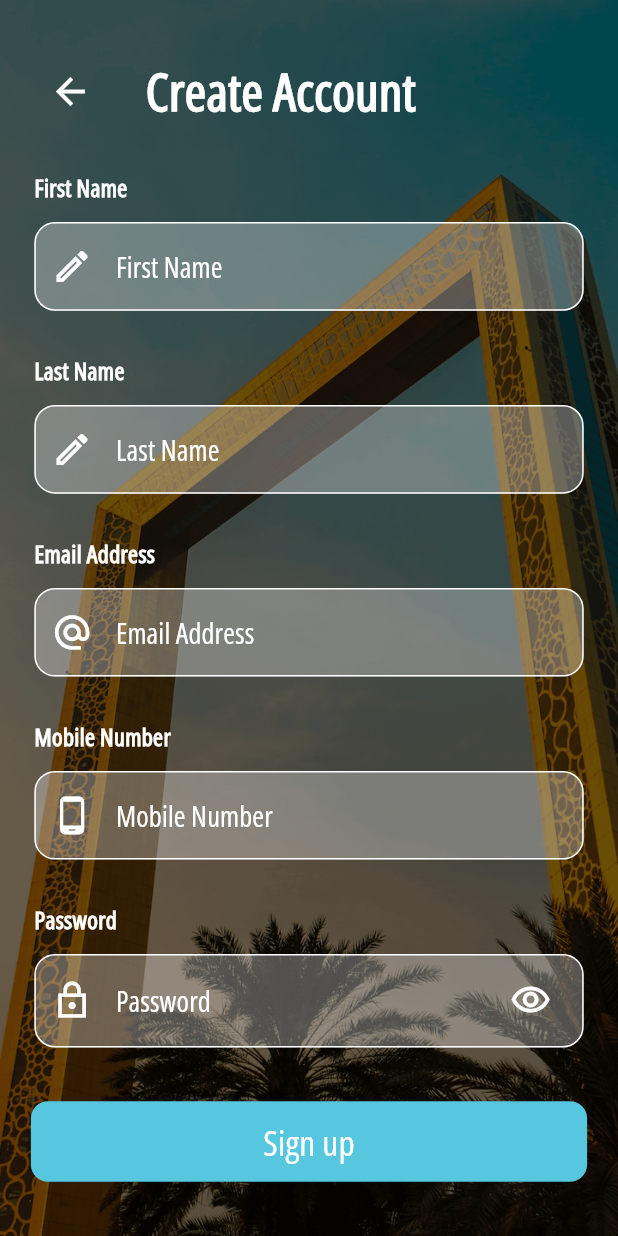
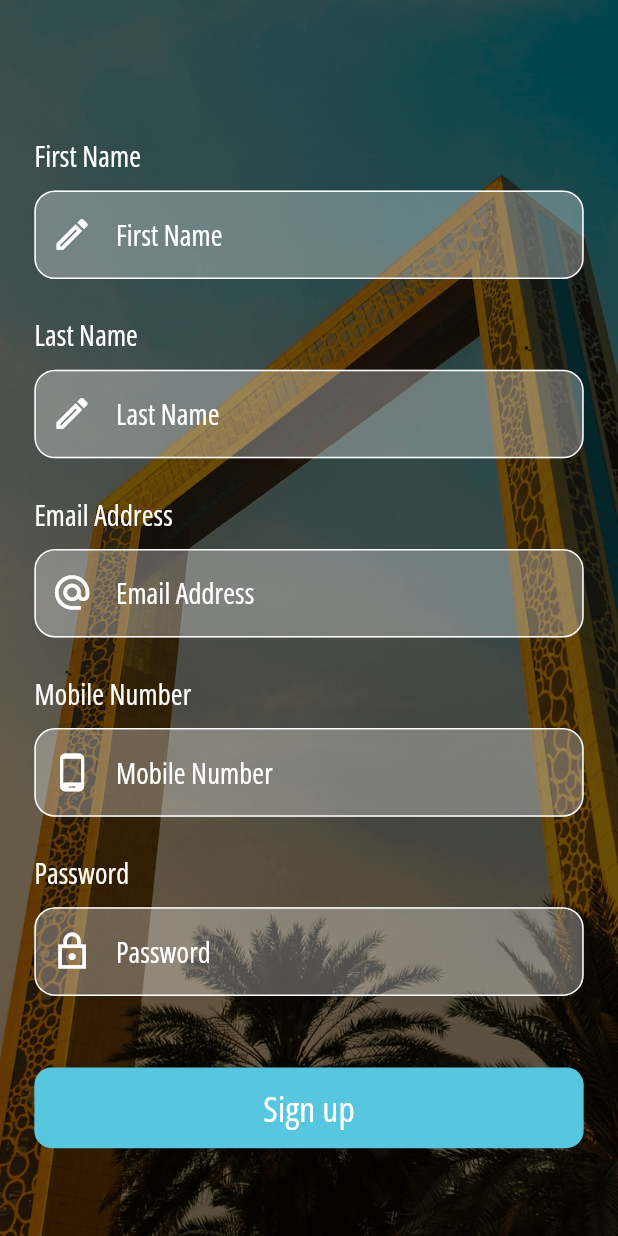
Before and after one commit to HusseinMohamed99/TRIPSO, a Flutter app: the screen it shows after launch, after a tap on "Sign up", on a phone screen of 412 x 824 dp. Run offline on Flutter 3.47's test engine with Material 3 defaults, Android fonts, the phone set to English and light mode, and no system bars; our stand-ins replace cached_network_image, carousel_slider, cloud_firestore, connectivity_plus, equatable, firebase_auth and 16 more; accounts and stored records are empty.

Commit message:
Refactor SignUpScreen and update validation messages
Refactor the SignUpScreen to use SignUpInputField and SignUpButton widgets for better modularity. Update validation messages in ValidationManager for more clarity and correctness. Ensure SignUpCubit is properly initialized and used in the SignUpScreen.

```diff
--- a/lib/core/helpers/export_manager/export_manager.dart
+++ b/lib/core/helpers/export_manager/export_manager.dart
@@ -12,7 +12,7 @@ import 'package:tripso/core/styles/asset_path.dart';
 import 'package:tripso/core/styles/font_family.dart';
 import 'package:tripso/core/styles/theme.dart';
 import 'package:tripso/features/Auth/sign_in/logic/sign_in_state.dart';
-import 'package:tripso/features/Auth/sign_up/sign_up_screen.dart';
+import 'package:tripso/features/Auth/sign_up/views/sign_up_screen.dart';
 import 'package:tripso/features/explore/explore.dart';
 import 'package:tripso/features/historical_city/historical_city.dart';
 import 'package:tripso/features/home/home_screen.dart';
@@ -34,6 +34,7 @@ import 'package:tripso/layout/layout.dart';
 import 'package:tripso/shared/components/buttons.dart';
 import 'package:tripso/shared/components/sized_box.dart';
 import 'package:tripso/shared/components/text_form_field.dart';
+import 'package:tripso/shared/cubit/signUpCubit/sign_up_cubit.dart';
 import 'package:tripso/shared/cubit/tripsoCubit/tripso_cubit.dart';
 import 'package:tripso/shared/cubit/tripsoCubit/tripso_state.dart';
 import 'package:tripso/shared/cubit/weatherCubit/weather_cubit.dart';
@@ -72,3 +73,6 @@ part './../validations/validation_manager.dart';
 part './../value_manager/margin_helper.dart';
 part './../value_manager/padding_helper.dart';
 part './../value_manager/size_helper.dart';
+
+part './../../../features/Auth/sign_up/widgets/sign_up_input_field.dart';
+part './../../../features/Auth/sign_up/widgets/sign_up_button.dart';
--- a/lib/core/helpers/validations/validation_manager.dart
+++ b/lib/core/helpers/validations/validation_manager.dart
@@ -15,13 +15,14 @@ class ValidationManager {
 
   static String? phoneValidator(String? phone) {
     if (phone == null || phone.isEmpty || phone.trim().isEmpty) {
-      return ValidationMessage.phoneValid;
+      return 'Please enter a valid phone number.';
     }
+    phone = phone.trim(); // Trim whitespace
     RegExp regex = RegExp(r'^(010|011|012|015)[0-9]{8}$');
     if (!regex.hasMatch(phone)) {
-      return 'ValidationMessage';
+      return 'Invalid phone number. Must be 11 digits starting with 010, 011, 012, or 015.';
     }
-    return null;
+    return null; // Valid phone number
   }
 
   static String? emailValidator(String? value) {
--- a/lib/core/routing/app_router.dart
+++ b/lib/core/routing/app_router.dart
@@ -30,7 +30,10 @@ class AppRouters {
         );
       case Routes.signUpScreen:
         return MaterialPageRoute(
-          builder: (_) => SignUpScreen(),
+          builder: (_) => BlocProvider(
+            create: (context) => SignUpCubit(),
+            child: SignUpScreen(),
+          ),
         );
       case Routes.forgetPassword:
         return MaterialPageRoute(
--- a/lib/features/Auth/sign_in/views/sign_in_screen.dart
+++ b/lib/features/Auth/sign_in/views/sign_in_screen.dart
@@ -41,8 +41,9 @@ class SignInScreen extends StatelessWidget {
                   child: CustomScrollView(
                     slivers: [
                       SliverToBoxAdapter(
-                        child:
-                            Center(child: InputField(signInCubit: signInCubit)),
+                        child: Center(
+                          child: InputField(signInCubit: signInCubit),
+                        ),
                       ),
                       SliverToBoxAdapter(child: ForgetPasswordButton()),
                       SliverToBoxAdapter(child: Space(width: 0, height: 20)),
--- a/lib/features/Auth/sign_up/sign_up_screen.dart
+++ /dev/null
@@ -1,286 +0,0 @@
-import 'package:flutter/material.dart';
-import 'package:flutter_bloc/flutter_bloc.dart';
-import 'package:flutter_screenutil/flutter_screenutil.dart';
-import 'package:tripso/core/helpers/export_manager/export_manager.dart';
-import 'package:tripso/core/styles/asset_path.dart';
-import 'package:tripso/features/home/home_screen.dart';
-import 'package:tripso/shared/adaptive/dialog.dart';
-import 'package:tripso/shared/components/app_bar.dart';
-import 'package:tripso/shared/components/buttons.dart';
-import 'package:tripso/shared/components/navigator.dart';
-import 'package:tripso/shared/components/scrollable_form.dart';
-import 'package:tripso/shared/components/sized_box.dart';
-import 'package:tripso/shared/components/text_form_field.dart';
-import 'package:tripso/shared/components/toast.dart';
-import 'package:tripso/shared/constants/constants.dart';
-import 'package:tripso/shared/cubit/SignUpCubit/sign_up_state.dart';
-import 'package:tripso/shared/cubit/signUpCubit/sign_up_cubit.dart';
-import 'package:tripso/shared/cubit/tripsoCubit/tripso_cubit.dart';
-import 'package:tripso/shared/network/cache_helper.dart';
-
-class SignUpScreen extends StatelessWidget {
-  static const String routeName = 'sign_up_screen';
-
-  const SignUpScreen({super.key});
-
-  @override
-  Widget build(BuildContext context) {
-    var formKey = GlobalKey<FormState>();
-    var userFirstNameController = TextEditingController();
-    var userLastNameController = TextEditingController();
-    var emailController = TextEditingController();
-    var passwordController = TextEditingController();
-    var phoneController = TextEditingController();
-    return BlocProvider(
-      create: (BuildContext context) => SignUpCubit(),
-      child:
-          BlocConsumer<SignUpCubit, SignUpStates>(listener: (context, state) {
-        if (state is SignUpSuccessState) {
-          MyDialog.showLoadingDialog(context, 'SignUp is successfully');
-        }
-        if (state is UserCreateSuccessState) {
-          showToast(text: 'Sign Up Successfully', state: ToastStates.success);
-          MyDialog.showLoadingDialog(context, 'SignUp is successfully');
-          CacheHelper.saveData(value: state.uid, key: 'uId').then((value) {
-            uId = state.uid;
-            TripsoCubit.get(context).getUserData();
-            navigateAndFinish(context, routeName: CitiesScreen.routeName);
-          });
-        } else if (state is SignUpErrorState) {
-          MyDialog.showLoadingDialog(context, 'SignUp is Error');
-          MyDialog.hideDialog(context);
-          MyDialog.showMessage(
-            context,
-            state.error,
-            negActionTitle: 'Cancel',
-            negAction: () {
-              Navigator.pop(context);
-            },
-          );
-        }
-      }, builder: (context, state) {
-        return Container(
-          alignment: Alignment.center,
-          decoration: const BoxDecoration(
-            image: DecorationImage(
-              image: AssetImage(AssetPath.signUPImage),
-              fit: BoxFit.fill,
-            ),
-          ),
-          child: Scaffold(
-            backgroundColor: Colors.transparent,
-            appBar: secondaryAppBar(),
-            body: CustomScrollableForm(
-              child: Form(
-                key: formKey,
-                child: Column(
-                  crossAxisAlignment: CrossAxisAlignment.start,
-                  mainAxisAlignment: MainAxisAlignment.center,
-                  children: [
-                    Padding(
-                      padding: const EdgeInsets.symmetric(horizontal: 20.0).r,
-                      child: Row(
-                        children: [
-                          IconButton(
-                            onPressed: () {
-                              pop(context);
-                            },
-                            icon: Icon(
-                              Icons.arrow_back,
-                              size: 25.sp,
-                              color: ColorsManager.whiteColor,
-                            ),
-                          ),
-                          Space(width: 20.w, height: 0.h),
-                          Text(
-                            'Create Account',
-                            style: TextStyle(
-                                fontSize: 30.sp,
-                                color: ColorsManager.whiteColor,
-                                fontWeight: FontWeight.bold),
-                          ),
-                        ],
-                      ),
-                    ),
-                    Space(width: 0.w, height: 20.h),
-                    Column(
-                      crossAxisAlignment: CrossAxisAlignment.center,
-                      mainAxisAlignment: MainAxisAlignment.center,
-                      children: [
-                        Padding(
-                          padding: const EdgeInsets.symmetric(horizontal: 20).r,
-                          child: Column(
-                            crossAxisAlignment: CrossAxisAlignment.start,
-                            mainAxisAlignment: MainAxisAlignment.center,
-                            children: [
-                              Text(
-                                'First Name',
-                                style: TextStyle(
-                                  color: ColorsManager.whiteColor,
-                                  fontSize: 14.sp,
-                                  fontWeight: FontWeight.w600,
-                                ),
-                              ),
-                              Space(width: 0.w, height: 8.h),
-                              DefaultTextFormField(
-                                color:
-                                    ColorsManager.whiteColor.withOpacity(0.3),
-                                context: context,
-                                controller: userFirstNameController,
-                                keyboardType: TextInputType.name,
-                                validate: (String? value) {
-                                  if (value!.trim().isEmpty ||
-                                      value.length < 3) {
-                                    return 'First Name is Required';
-                                  }
-                                  return null;
-                                },
-                                prefix: Icons.edit_outlined,
-                                hint: 'First Name',
-                              ),
-                              Space(width: 0.w, height: 20.h),
-                              Text(
-                                'Last Name',
-                                style: TextStyle(
-                                  color: ColorsManager.whiteColor,
-                                  fontSize: 14.sp,
-                                  fontWeight: FontWeight.w600,
-                                ),
-                              ),
-                              Space(width: 0.w, height: 8.h),
-                              DefaultTextFormField(
-                                color:
-                                    ColorsManager.whiteColor.withOpacity(0.3),
-                                context: context,
-                                controller: userLastNameController,
-                                keyboardType: TextInputType.name,
-                                validate: (String? value) {
-                                  if (value!.trim().isEmpty ||
-                                      value.length < 3) {
-                                    return 'Last Name is Required';
-                                  }
-                                  return null;
-                                },
-                                prefix: Icons.edit_outlined,
-                                hint: 'Last Name',
-                              ),
-                              Space(width: 0.w, height: 20.h),
-                              Text(
-                                'Email Address',
-                                style: TextStyle(
-                                  color: ColorsManager.whiteColor,
-                                  fontSize: 14.sp,
-                                  fontWeight: FontWeight.w600,
-                                ),
-                              ),
-                              Space(width: 0.w, height: 8.h),
-                              DefaultTextFormField(
-                                color:
-                                    ColorsManager.whiteColor.withOpacity(0.3),
-                                context: context,
-                                controller: emailController,
-                                keyboardType: TextInputType.emailAddress,
-                                validate: (String? value) {
-                                  if (value!.trim().isEmpty ||
-                                      value.length < 16) {
-                                    return 'Sorry, your mail must be\n between 16 and 30 characters long.';
-                                  }
-                                  return null;
-                                },
-                                prefix: Icons.alternate_email,
-                                hint: 'Email Address',
-                              ),
-                              Space(width: 0.w, height: 20.h),
-                              Text(
-                                'Mobile Number',
-                                style: TextStyle(
-                                  color: ColorsManager.whiteColor,
-                                  fontSize: 14.sp,
-                                  fontWeight: FontWeight.w600,
-                                ),
-                              ),
-                              Space(width: 0.w, height: 8.h),
-                              DefaultTextFormField(
-                                color:
-                                    ColorsManager.whiteColor.withOpacity(0.3),
-                                context: context,
-                                controller: phoneController,
-                                keyboardType: TextInputType.phone,
-                                validate: (String? value) {
-                                  if (value!.trim().isEmpty ||
-                                      value.length < 11 ||
-                                      value.length > 11) {
-                                    return 'An Egyptian phone number consisting of 11 digits';
-                                  }
-                                  return null;
-                                },
-                                prefix: Icons.phone_android,
-                                hint: 'Mobile Number',
-                              ),
-                              Space(width: 0.w, height: 20.h),
-                              Text(
-                                'Password',
-                                style: TextStyle(
-                                  color: ColorsManager.whiteColor,
-                                  fontSize: 14.sp,
-                                  fontWeight: FontWeight.w600,
-                                ),
-                              ),
-                              Space(width: 0.w, height: 8.h),
-                              DefaultTextFormField(
-                                color:
-                                    ColorsManager.whiteColor.withOpacity(0.3),
-                                context: context,
-                                obscuringCharacter: '*',
-                                controller: passwordController,
-                                keyboardType: TextInputType.visiblePassword,
-                                validate: (String? value) {
-                                  RegExp regex = RegExp(
-                                      r'^(?=.*?[A-Z])(?=.*?[a-z])(?=.*?[0-9])(?=.*?[!@#+/%^=_$&*~]).{8,}$');
-                                  if (value!.trim().isEmpty ||
-                                      value.trim().length < 8 ||
-                                      !regex.hasMatch(value)) {
-                                    return 'Uppercase and lowercase letters,\nnumbers and signs, and not less than 8 letters';
-                                  }
-                                  return null;
-                                },
-                                prefix: Icons.lock_outline_sharp,
-                                suffix: SignUpCubit.get(context).suffix,
-                                isPassword: SignUpCubit.get(context).isPassword,
-                                suffixPressed: () {
-                                  SignUpCubit.get(context).showPassword();
-                                },
-                                hint: 'Password',
-                              ),
-                            ],
-                          ),
-                        ),
-                        Space(width: 0.w, height: 30),
-                        DefaultMaterialButton(
-                          context: context,
-                          function: () {
-                            if (formKey.currentState!.validate()) {
-                              SignUpCubit.get(context).userSignUp(
-                                email: emailController.text,
-                                phone: phoneController.text,
-                                password: passwordController.text,
-                                firstName: userFirstNameController.text,
-                                lastName: userLastNameController.text,
-                              );
-                            }
-                          },
-                          text: 'Sign up',
-                          color: ColorsManager.primaryColor,
-                        ),
-                      ],
-                    ),
-                  ],
-                ),
-              ),
-            ),
-          ),
-        );
-      }),
-    );
-  }
-}
--- /dev/null
+++ b/lib/features/Auth/sign_up/views/sign_up_screen.dart
@@ -0,0 +1,79 @@
+import 'package:flutter/material.dart';
+import 'package:flutter_bloc/flutter_bloc.dart';
+import 'package:tripso/core/helpers/export_manager/export_manager.dart';
+import 'package:tripso/core/styles/asset_path.dart';
+import 'package:tripso/shared/adaptive/dialog.dart';
+import 'package:tripso/shared/components/sized_box.dart';
+import 'package:tripso/shared/components/toast.dart';
+import 'package:tripso/shared/cubit/SignUpCubit/sign_up_state.dart';
+import 'package:tripso/shared/cubit/signUpCubit/sign_up_cubit.dart';
+
+class SignUpScreen extends StatelessWidget {
+  static const String routeName = 'sign_up_screen';
+
+  const SignUpScreen({super.key});
+
+  @override
+  Widget build(BuildContext context) {
+    final signUpCubit = context.read<SignUpCubit>();
+    return BlocConsumer<SignUpCubit, SignUpStates>(listener: (context, state) {
+      if (state is SignUpSuccessState) {
+        MyDialog.showLoadingDialog(context, 'SignUp is successfully');
+      }
+      if (state is UserCreateSuccessState) {
+        showToast(text: 'Sign Up Successfully', state: ToastStates.success);
+        // MyDialog.showLoadingDialog(context, 'SignUp is successfully');
+        // CacheHelper.saveData(value: state.uid, key: 'uId').then((value) {
+        //   uId = state.uid;
+        //   TripsoCubit.get(context).getUserData();
+        //   navigateAndFinish(context, routeName: CitiesScreen.routeName);
+        // });
+      } else if (state is SignUpErrorState) {
+        MyDialog.showLoadingDialog(context, 'SignUp is Error');
+        MyDialog.hideDialog(context);
+        MyDialog.showMessage(
+          context,
+          state.error,
+          negActionTitle: 'Cancel',
+          negAction: () {
+            Navigator.pop(context);
+          },
+        );
+      }
+    }, builder: (context, state) {
+      return Container(
+        alignment: Alignment.center,
+        decoration: const BoxDecoration(
+          image: DecorationImage(
+            image: AssetImage(AssetPath.signUPImage),
+            fit: BoxFit.fill,
+          ),
+        ),
+        child: Scaffold(
+          backgroundColor: Colors.transparent,
+          body: Center(
+            child: SizedBox(
+              width: double.infinity,
+              height: context.height * .9,
+              child: Form(
+                key: signUpCubit.formKey,
+                child: CustomScrollView(
+                  slivers: [
+                    SliverToBoxAdapter(
+                      child: Center(
+                        child: SignUpInputField(signUpCubit: signUpCubit),
+                      ),
+                    ),
+                    SliverToBoxAdapter(child: Space(width: 0, height: 20)),
+                    SliverToBoxAdapter(
+                        child: SignUpButton(signUpCubit: signUpCubit)),
+                  ],
+                ).allPadding(hPadding: 20),
+              ),
+            ),
+          ),
+        ),
+      );
+    });
+  }
+}
--- /dev/null
+++ b/lib/features/Auth/sign_up/widgets/sign_up_button.dart
@@ -0,0 +1,25 @@
+part of './../../../../core/helpers/export_manager/export_manager.dart';
+
+class SignUpButton extends StatelessWidget {
+  const SignUpButton({super.key, required this.signUpCubit});
+  final SignUpCubit signUpCubit;
+  @override
+  Widget build(BuildContext context) {
+    return DefaultMaterialButton(
+      context: context,
+      function: () {
+        if (signUpCubit.formKey.currentState!.validate()) {
+          signUpCubit.userSignUp(
+            email: signUpCubit.emailController.text,
+            phone: signUpCubit.phoneController.text,
+            password: signUpCubit.passwordController.text,
+            firstName: signUpCubit.userFirstNameController.text,
+            lastName: signUpCubit.userLastNameController.text,
+          );
+        }
+      },
+      text: 'Sign up',
+      color: ColorsManager.primaryColor,
+    );
+  }
+}
--- /dev/null
+++ b/lib/features/Auth/sign_up/widgets/sign_up_input_field.dart
@@ -0,0 +1,122 @@
+part of './../../../../core/helpers/export_manager/export_manager.dart';
+
+class SignUpInputField extends StatelessWidget {
+  const SignUpInputField({
+    super.key,
+    required this.signUpCubit,
+  });
+
+  final SignUpCubit signUpCubit;
+
+  @override
+  Widget build(BuildContext context) {
+    return Column(
+      crossAxisAlignment: CrossAxisAlignment.start,
+      mainAxisAlignment: MainAxisAlignment.center,
+      children: [
+        Space(height: context.height * .05, width: 0),
+        SignUpTitleField(
+          title: 'First Name',
+        ),
+        SignUpFormField(
+          hint: 'First Name',
+          prefix: Icons.edit_outlined,
+          keyboardType: TextInputType.name,
+          validate: (String? value) {
+            return ValidationManager.displayNameValidator(value);
+          },
+          controller: signUpCubit.userFirstNameController,
+        ),
+        SignUpTitleField(title: 'Last Name'),
+        SignUpFormField(
+          hint: 'Last Name',
+          prefix: Icons.edit_outlined,
+          keyboardType: TextInputType.name,
+          validate: (String? value) {
+            return ValidationManager.displayNameValidator(value);
+          },
+          controller: signUpCubit.userLastNameController,
+        ),
+        SignUpTitleField(title: 'Email Address'),
+        SignUpFormField(
+          hint: 'Email Address',
+          prefix: Icons.alternate_email,
+          keyboardType: TextInputType.emailAddress,
+          validate: (String? value) {
+            return ValidationManager.emailValidator(value);
+          },
+          controller: signUpCubit.emailController,
+        ),
+        SignUpTitleField(title: 'Mobile Number'),
+        SignUpFormField(
+          hint: 'Mobile Number',
+          controller: signUpCubit.phoneController,
+          prefix: Icons.phone_android,
+          keyboardType: TextInputType.phone,
+          validate: (String? value) {
+            return ValidationManager.phoneValidator(value);
+          },
+        ),
+        SignUpTitleField(title: 'Password'),
+        SignUpFormField(
+          hint: 'Password',
+          prefix: Icons.lock_outline_sharp,
+          controller: signUpCubit.passwordController,
+          keyboardType: TextInputType.visiblePassword,
+          validate: (String? value) {
+            return ValidationManager.passwordValidator(value);
+          },
+        ),
+      ],
+    );
+  }
+}
+
+class SignUpFormField extends StatelessWidget {
+  const SignUpFormField({
+    super.key,
+    required this.hint,
+    required this.prefix,
+    this.keyboardType,
+    required this.validate,
+    required this.controller,
+  });
+
+  final String hint;
+  final IconData prefix;
+  final TextInputType? keyboardType;
+  final String? Function(String?)? validate;
+  final TextEditingController controller;
+
+  @override
+  Widget build(BuildContext context) {
+    return DefaultTextFormField(
+      color: ColorsManager.whiteColor.withOpacity(0.3),
+      context: context,
+      controller: controller,
+      keyboardType: keyboardType ?? TextInputType.text,
+      validate: (String? value) {
+        return validate!(value);
+      },
+      prefix: prefix,
+      hint: hint,
+    ).onlyPadding(bottomPadding: 20);
+  }
+}
+
+class SignUpTitleField extends StatelessWidget {
+  const SignUpTitleField({
+    super.key,
+    required this.title,
+  });
+  final String title;
+  @override
+  Widget build(BuildContext context) {
+    return Text(
+      title,
+      style: context.labelLarge!.copyWith(
+        color: ColorsManager.whiteColor,
+      ),
+    ).onlyPadding(bottomPadding: 8);
+  }
+}
--- a/lib/shared/cubit/signUpCubit/sign_up_cubit.dart
+++ b/lib/shared/cubit/signUpCubit/sign_up_cubit.dart
@@ -8,8 +8,12 @@ import 'package:tripso/shared/cubit/SignUpCubit/sign_up_state.dart';
 class SignUpCubit extends Cubit<SignUpStates> {
   SignUpCubit() : super(SignUpInitialState());
 
-  static SignUpCubit get(context) => BlocProvider.of(context);
-
+  final formKey = GlobalKey<FormState>();
+  TextEditingController userFirstNameController = TextEditingController();
+  TextEditingController userLastNameController = TextEditingController();
+  TextEditingController emailController = TextEditingController();
+  TextEditingController passwordController = TextEditingController();
+  TextEditingController phoneController = TextEditingController();
   void userSignUp({
     required String email,
     required String password,
```
